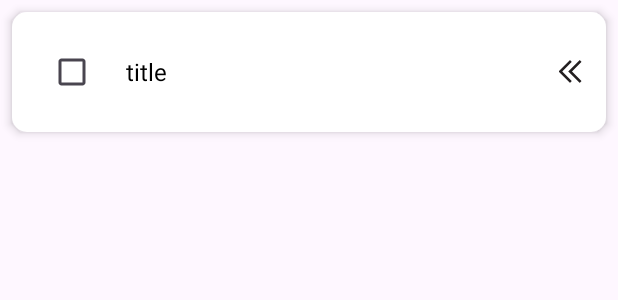
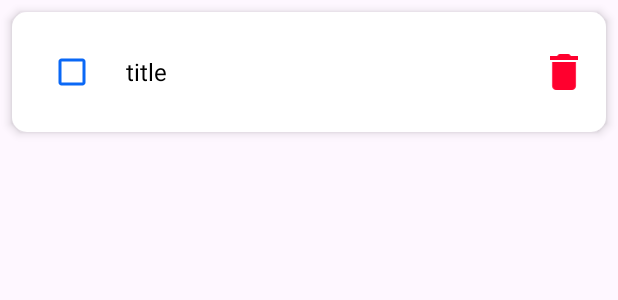
Before and after one commit to alfonsodjg/userapp, an Android app: the layout item_user.xml on its own in the app's theme, with its tools: preview values and no code run, on a phone screen of 412 x 824 dp. Shown: the top 300 px of the screen. Run offline under Robolectric (Android 15) with nearby library versions, the phone set to English and light mode, and no system bars.

Commit message:
Cambios para eliminar items

```diff
--- /dev/null
+++ b/app/src/main/res/drawable/checkbox.xml
@@ -0,0 +1,5 @@
+<?xml version="1.0" encoding="utf-8"?>
+<selector xmlns:android="http://schemas.android.com/apk/res/android">
+    <item android:color="@android:color/white" android:state_checked="true"/>
+    <item android:color="@android:color/black" />
+</selector>
--- a/app/src/main/res/layout/item_user.xml
+++ b/app/src/main/res/layout/item_user.xml
@@ -19,10 +19,11 @@
         app:layout_constraintStart_toStartOf="parent"
         app:layout_constraintTop_toTopOf="parent">
 
-        <CheckBox
+        <com.google.android.material.checkbox.MaterialCheckBox
             android:id="@+id/cbCompleted"
             android:layout_width="wrap_content"
-            android:layout_height="wrap_content" />
+            android:layout_height="wrap_content"
+            app:buttonTint="#0A68F6"/>
 
         <TextView
             android:id="@+id/tvTitle"
@@ -35,12 +36,12 @@
             android:textSize="16sp" />
 
         <ImageView
-            android:layout_width="15dp"
-            android:layout_height="15dp"
-            android:rotation="90"
-            android:layout_marginStart="5dp"
+            android:id="@+id/btnDelete"
+            android:layout_width="24dp"
+            android:layout_height="24dp"
+            android:layout_marginStart="12dp"
             android:contentDescription="@string/app_name"
-            android:src="@drawable/arrow_swipe"/>
+            android:src="@drawable/delete_icon"/>
     </LinearLayout>
 
 </androidx.constraintlayout.widget.ConstraintLayout>
```
Also changed, not shown: app/src/main/java/com/alfonso/usersapp/ui/modules/users/adapter/UsersAdapter.kt (+16 -1 lines), app/src/main/java/com/alfonso/usersapp/ui/modules/users/view/MainActivity.kt (+11 -12 lines), app/src/main/java/com/alfonso/usersapp/ui/modules/users/viewmodel/UsersViewModel.kt (+8 -1 lines).
